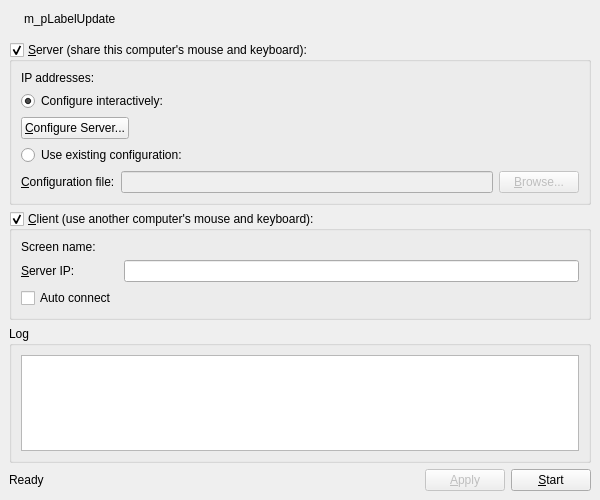
deskflow/deskflow, file src/gui/res/MainWindowBase.ui: the form before one commit.
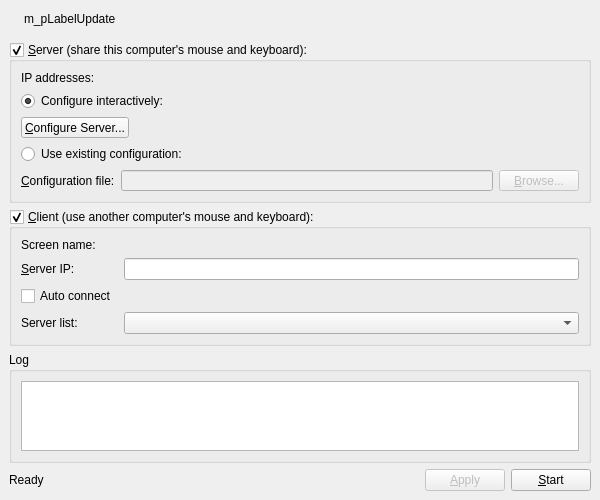
The form after the commit. Icons and pictures are not drawn.

Commit message: Resolved Auto-conf server select #4218

```diff
--- a/src/gui/res/MainWindowBase.ui
+++ b/src/gui/res/MainWindowBase.ui
@@ -247,6 +247,16 @@
          </property>
         </widget>
        </item>
+       <item row="4" column="0">
+        <widget class="QLabel" name="m_pLabelServerList">
+         <property name="text">
+          <string>Server list:</string>
+         </property>
+        </widget>
+       </item>
+       <item row="4" column="1">
+        <widget class="QComboBox" name="m_pComboServerList"/>
+       </item>
       </layout>
      </widget>
     </item>
```
Left out of the diff: 2 changed lines with no effect on the pictures. The commit also changes 3 other files.
